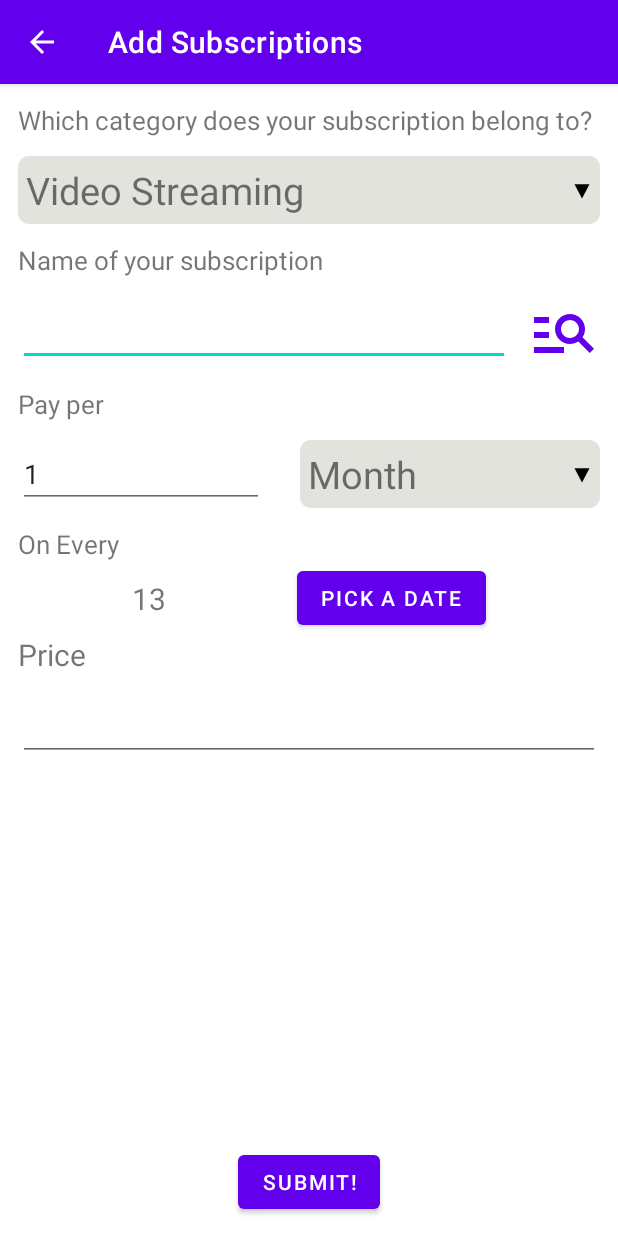
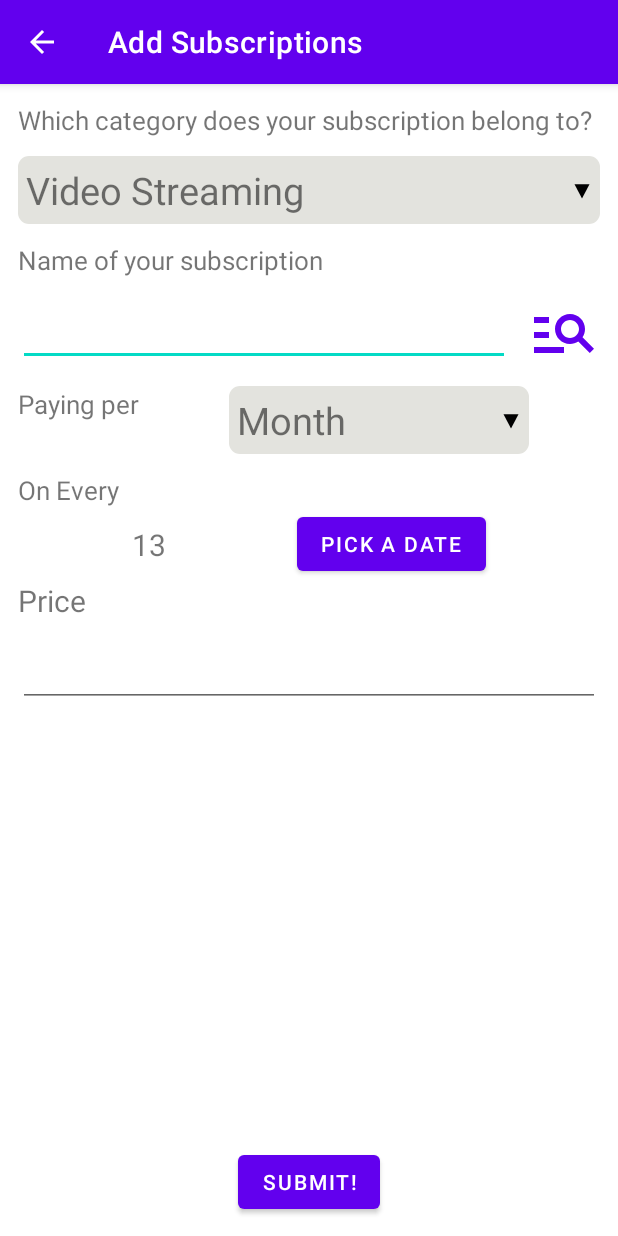
Before and after one commit to winkydes/SubMarker, an Android app: the screen it shows after launch (AddSubscriptionActivity), after a tap on "SubMarker", on a phone screen of 412 x 824 dp. Run offline under Robolectric (Android 15) with nearby library versions, the phone set to English and light mode, and no system bars; our stand-ins replace Firebase (no records; nobody signed in at launch, a user with empty details on screens opened directly), navigation-ui.

Commit message:
deleted period entry in subscription data class

```diff
--- a/app/src/main/java/com/example/submarker/activities/AddSubscriptionActivity.kt
+++ b/app/src/main/java/com/example/submarker/activities/AddSubscriptionActivity.kt
@@ -97,7 +97,6 @@ class AddSubscriptionActivity : AppCompatActivity() {
                 "userID" to userId,
                 "category" to categorySpinner.selectedItem.toString(),
                 "name" to binding.etName.text.toString(),
-                "period" to binding.etPeriod.text.toString(),
                 "periodType" to periodSpinner.selectedItem.toString(),
                 "paymentDate" to paymentDate,
                 "price" to binding.etPrice.text.toString()
@@ -155,7 +154,7 @@ class AddSubscriptionActivity : AppCompatActivity() {
         }
     }
 
-    public fun changeInfo(name: String, price: String, period: String) {
+    private fun changeInfo(name: String, price: String) {
         binding.etName.setText(name)
         binding.etPrice.setText(price)
     }
--- a/app/src/main/java/com/example/submarker/activities/DataRetrievalActivity.kt
+++ b/app/src/main/java/com/example/submarker/activities/DataRetrievalActivity.kt
@@ -36,7 +36,7 @@ class DataRetrievalActivity : AppCompatActivity() {
 
         etOldId = binding.etOldId
         btnConnect = binding.btnConnect
-        btnConnect.setOnClickListener{ view ->
+        btnConnect.setOnClickListener{
             if (etOldId.text.toString().isEmpty()) {
                 Toast.makeText(this@DataRetrievalActivity, "Old ID cannot be blank!", Toast.LENGTH_SHORT).show()
                 return@setOnClickListener
--- a/app/src/main/java/com/example/submarker/activities/MainActivity.kt
+++ b/app/src/main/java/com/example/submarker/activities/MainActivity.kt
@@ -64,7 +64,7 @@ class MainActivity : AppCompatActivity() {
         bottomNavBar.setupWithNavController(navController)
         bottomNavBar.background = null
         val fab = findViewById<FloatingActionButton>(R.id.fab)
-        fab.setOnClickListener { view ->
+        fab.setOnClickListener {
             val intent = Intent(this, AddSubscriptionActivity::class.java)
             // start your next activity
             startActivity(intent)
--- a/app/src/main/java/com/example/submarker/activities/NotificationSettingsActivity.kt
+++ b/app/src/main/java/com/example/submarker/activities/NotificationSettingsActivity.kt
@@ -50,7 +50,7 @@ class NotificationSettingsActivity : AppCompatActivity() {
             minute = p2
         }
 
-        mBtnSave.setOnClickListener{ view ->
+        mBtnSave.setOnClickListener {
             if (userId != null) {
                 db.collection("UUID").document(userId).update("notif_time", "$hour:$minute").addOnCompleteListener{result ->
                     if (result.isSuccessful) {
--- a/app/src/main/res/layout/activity_add_subscription.xml
+++ b/app/src/main/res/layout/activity_add_subscription.xml
@@ -90,39 +90,16 @@
         app:layout_constraintTop_toBottomOf="@id/cl_name_field"
         app:layout_constraintStart_toStartOf="parent"/>
 
-    <androidx.constraintlayout.widget.ConstraintLayout
-        android:id="@+id/cl_period_field"
-        android:layout_width="match_parent"
-        android:layout_height="wrap_content"
-        android:layout_margin="@dimen/common_margin"
-        app:layout_constraintTop_toBottomOf="@id/tv_period">
-        <EditText
-            android:id="@+id/et_period"
-            android:layout_width="0dp"
-            android:layout_height="wrap_content"
-            android:lines="1"
-            android:maxLines="1"
-            android:text="1"
-            android:inputType="number"
-            android:layout_marginEnd="@dimen/common_margin"
-            app:layout_constraintTop_toTopOf="parent"
-            app:layout_constraintBottom_toBottomOf="parent"
-            app:layout_constraintStart_toStartOf="parent"
-            app:layout_constraintEnd_toStartOf="@id/spinner_period"/>
-
         <Spinner
             android:id="@+id/spinner_period"
             android:layout_width="200dp"
             android:layout_height="wrap_content"
             android:overlapAnchor="false"
             android:background="@drawable/background_spinner"
-            android:layout_marginStart="@dimen/common_margin"
-            app:layout_constraintTop_toTopOf="parent"
-            app:layout_constraintBottom_toBottomOf="parent"
-            app:layout_constraintStart_toEndOf="@id/et_period"
+            android:layout_margin="@dimen/common_margin"
+            app:layout_constraintTop_toBottomOf="@id/cl_name_field"
+            app:layout_constraintStart_toEndOf="@id/tv_period"
             app:layout_constraintEnd_toEndOf="parent"/>
-
-    </androidx.constraintlayout.widget.ConstraintLayout>
 
     <TextView
         android:id="@+id/tv_on"
@@ -131,7 +108,7 @@
         android:text="@string/tv_on"
         android:textSize="@dimen/common_textSize"
         android:layout_margin="@dimen/common_margin"
-        app:layout_constraintTop_toBottomOf="@id/cl_period_field"
+        app:layout_constraintTop_toBottomOf="@id/spinner_period"
         app:layout_constraintStart_toStartOf="parent"/>
 
     <TextView
--- a/app/src/main/res/values/strings.xml
+++ b/app/src/main/res/values/strings.xml
@@ -23,7 +23,7 @@
     <!--Strings for Add Subscription activity-->
     <string name="tv_category">Which category does your subscription belong to?</string>
     <string name="tv_name">Name of your subscription</string>
-    <string name="tv_period">Pay per</string>
+    <string name="tv_period">Paying per</string>
     <string name="tv_on">On Every</string>
     <string name="tv_price">Price</string>
     <string name="pick_time">Pick A Date</string>
```
Also changed, not shown: app/src/main/java/com/example/submarker/adapters/SuggestedSubscriptionAdapter.kt (+4 -4 lines), app/src/main/java/com/example/submarker/data/Subscription.kt (+7 -9 lines).
